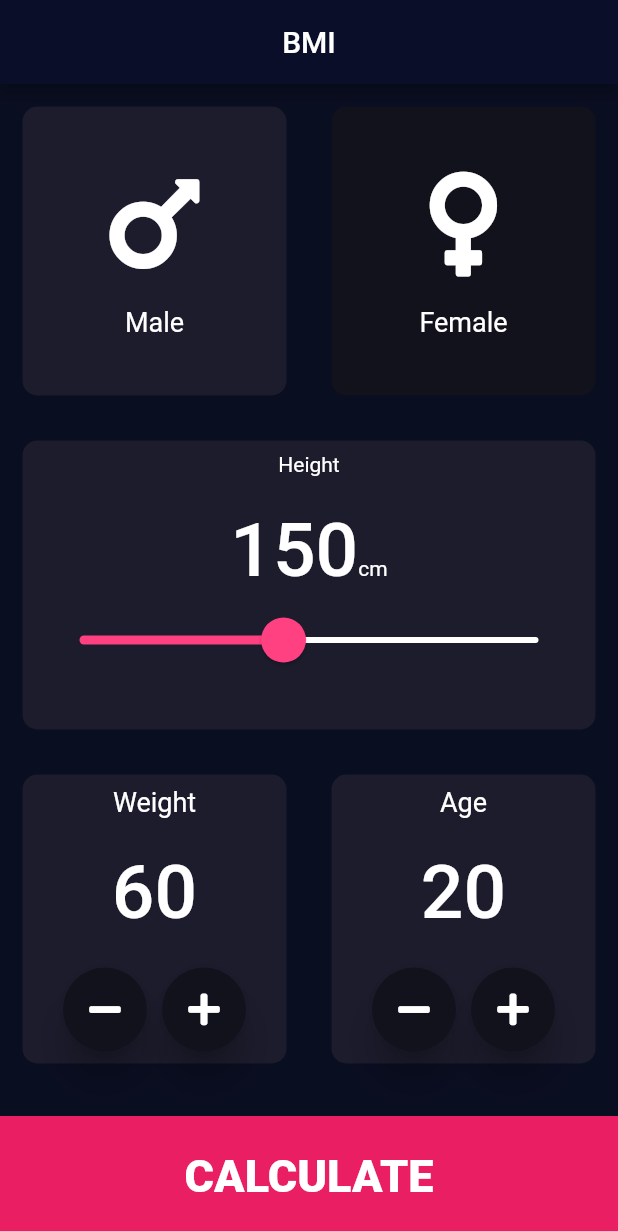
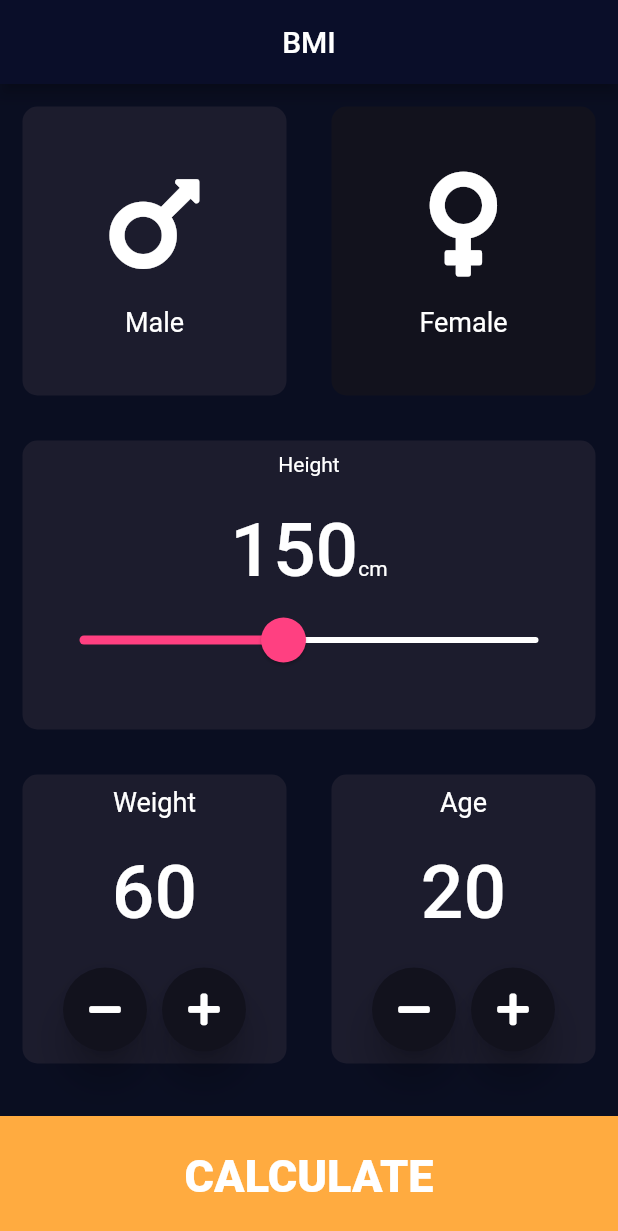
Before and after one commit to HARIJAGAN17/BmiCal, a Flutter app: the screen it shows after launch, on a phone screen of 412 x 824 dp. Shown: the top 1231 px of the screen. Run offline on Flutter 3.47's test engine with Material 2 defaults, Android fonts, the phone set to English and light mode, and no system bars; our stand-ins replace font_awesome_flutter.

Commit message:
Changed the bottom button colour

```diff
--- a/lib/Bottom.dart
+++ b/lib/Bottom.dart
@@ -19,7 +19,7 @@ class BottomButton extends StatelessWidget {
             style: TextStyle(fontSize: 30.0, fontWeight: FontWeight.w900),
           ),
         ),
-        color: Colors.pink,
+        color: Colors.orangeAccent,
         margin: EdgeInsets.only(top: 20.0),
         height: bottomContainerHeight,
         width: double.infinity,
```
